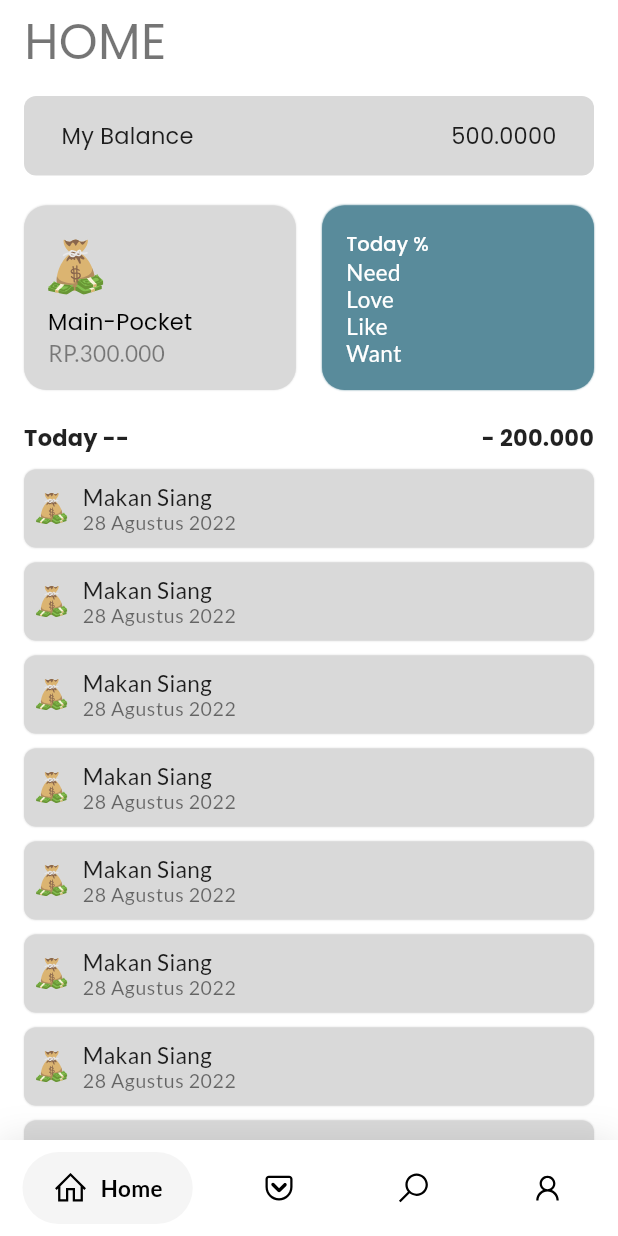
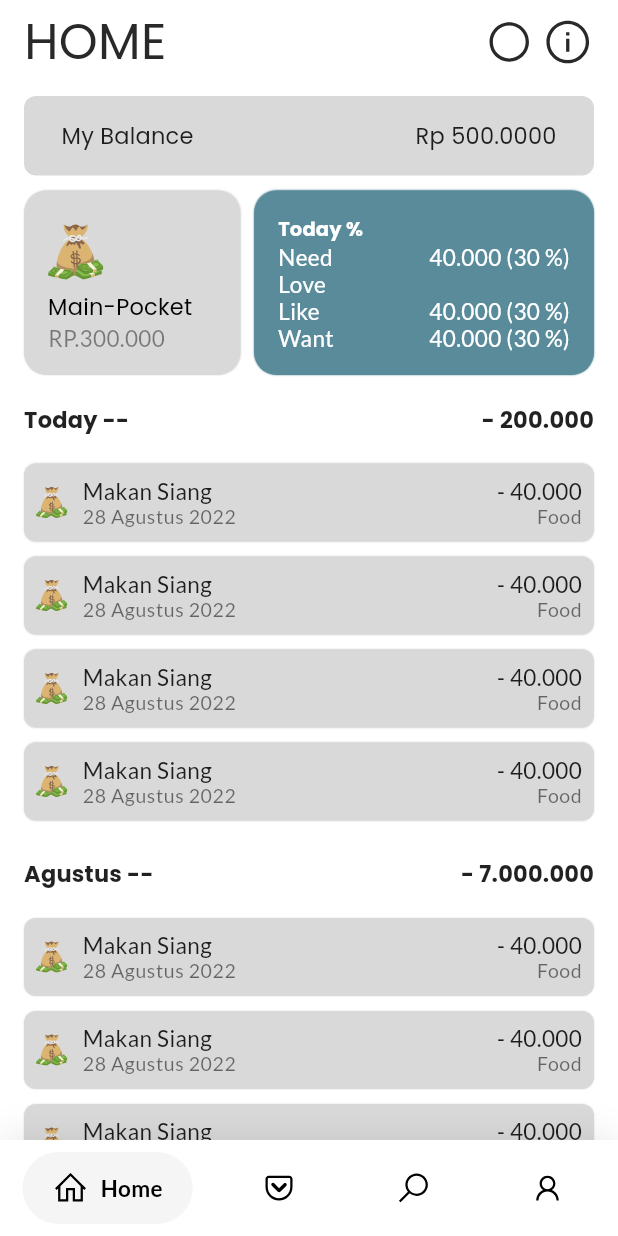
Before and after one commit to muchlist/money-magnet-apps, a Flutter app: the screen it shows after launch, on a phone screen of 412 x 824 dp. Run offline on Flutter 3.47's test engine with Material 2 defaults, Android fonts, the light colour scheme and no system bars; drawn by our look-alikes of google_nav_bar; our stand-ins replace another_flushbar, auto_route, cached_network_image, dartz, dio, flutter_riverpod and 6 more; missing offline and left inert: dio_logger; generated files the repository leaves out were written again.

Commit message:
feat(home): drafting home screen

```diff
--- a/lib/common/presentation/app_widget.dart
+++ b/lib/common/presentation/app_widget.dart
@@ -1,6 +1,7 @@
 import 'package:dartz/dartz.dart';
 import 'package:dio/dio.dart';
 import 'package:flutter/material.dart';
+import 'package:flutter/services.dart';
 import 'package:flutter_riverpod/flutter_riverpod.dart';
 import 'package:dio_logger/dio_logger.dart';
 import 'package:money_magnet/auth/application/auth_notifier.dart';
@@ -11,10 +12,11 @@ import 'package:money_magnet/common/shared/providers.dart';
 
 final initializationProvider = FutureProvider<Unit>((ref) async {
   // Set notification bar tot transfarent
-  // SystemChrome.setSystemUIOverlayStyle(const SystemUiOverlayStyle(
-  //   statusBarIconBrightness: Brightness.dark,
-  //   statusBarColor: Colors.transparent,
-  // ));
+  SystemChrome.setSystemUIOverlayStyle(const SystemUiOverlayStyle(
+    statusBarIconBrightness: Brightness.dark,
+    // systemStatusBarContrastEnforced: true,
+    statusBarColor: Colors.white,
+  ));
 
   // init sembast database
   await ref.read(sembastprovider).init();
--- a/lib/common/presentation/component/pocket_monitor_widget.dart
+++ b/lib/common/presentation/component/pocket_monitor_widget.dart
@@ -9,7 +9,7 @@ class PocketMonitorWidget extends StatelessWidget {
   Widget build(BuildContext context) {
     return Container(
       height: 123,
-      width: screenWidthPercentage(context, percent: 44 / 100),
+      width: screenWidthPercentage(context, percent: 55 / 100),
       decoration: BoxDecoration(
         color: kPrimaryColor,
         borderRadius: BorderRadius.circular(15),
@@ -22,16 +22,17 @@ class PocketMonitorWidget extends StatelessWidget {
       ),
       child: Padding(
         padding: const EdgeInsets.all(16.0),
-        child: Column(
+        child: Row(
+          mainAxisAlignment: MainAxisAlignment.spaceBetween,
+          children: [
+            Column(
               crossAxisAlignment: CrossAxisAlignment.start,
               children: [
                 const Spacer(),
                 Text(
                   "Today %",
-              style: Theme.of(context)
-                  .textTheme
-                  .subtitle2!
-                  .copyWith(color: Colors.white),
+                  style: Theme.of(context).textTheme.subtitle2!.copyWith(
+                      color: Colors.white, fontWeight: FontWeight.bold),
                 ),
                 const Spacer(),
                 Text(
@@ -64,6 +65,46 @@ class PocketMonitorWidget extends StatelessWidget {
                 ),
               ],
             ),
+            Column(
+              crossAxisAlignment: CrossAxisAlignment.end,
+              children: [
+                const Spacer(),
+                const Text(
+                  "",
+                ),
+                const Spacer(),
+                Text(
+                  "40.000 (30 %)",
+                  style: Theme.of(context)
+                      .textTheme
+                      .bodyText2!
+                      .copyWith(color: Colors.white),
+                ),
+                Text(
+                  "",
+                  style: Theme.of(context)
+                      .textTheme
+                      .bodyText2!
+                      .copyWith(color: Colors.white),
+                ),
+                Text(
+                  "40.000 (30 %)",
+                  style: Theme.of(context)
+                      .textTheme
+                      .bodyText2!
+                      .copyWith(color: Colors.white),
+                ),
+                Text(
+                  "40.000 (30 %)",
+                  style: Theme.of(context)
+                      .textTheme
+                      .bodyText2!
+                      .copyWith(color: Colors.white),
+                ),
+              ],
+            ),
+          ],
+        ),
       ),
     );
   }
--- a/lib/common/presentation/component/pockets_widget.dart
+++ b/lib/common/presentation/component/pockets_widget.dart
@@ -11,7 +11,7 @@ class PocketWidget extends StatelessWidget {
   Widget build(BuildContext context) {
     return Container(
       height: 123,
-      width: screenWidthPercentage(context, percent: 44 / 100),
+      width: screenWidthPercentage(context, percent: 35 / 100),
       decoration: BoxDecoration(
         color: kGreyColor,
         borderRadius: BorderRadius.circular(15),
--- a/lib/common/presentation/component/spend_tile_widget.dart
+++ b/lib/common/presentation/component/spend_tile_widget.dart
@@ -46,7 +46,22 @@ class SpendTileWidget extends StatelessWidget {
                   style: Theme.of(context).textTheme.caption!,
                 ),
               ],
-            )
+            ),
+            const Spacer(),
+            Column(
+              mainAxisAlignment: MainAxisAlignment.center,
+              crossAxisAlignment: CrossAxisAlignment.end,
+              children: [
+                Text(
+                  "- 40.000",
+                  style: Theme.of(context).textTheme.bodyText2!,
+                ),
+                Text(
+                  "Food",
+                  style: Theme.of(context).textTheme.caption!,
+                ),
+              ],
+            ),
           ],
         ),
       ),
--- a/lib/common/presentation/component/theme.dart
+++ b/lib/common/presentation/component/theme.dart
@@ -1,5 +1,4 @@
 import 'package:flutter/material.dart';
-import 'package:flutter/services.dart';
 import 'package:google_fonts/google_fonts.dart';
 import 'package:money_magnet/common/presentation/component/colors.dart';
 
@@ -69,8 +68,8 @@ AppBarTheme appBarTheme() {
   return const AppBarTheme(
     color: Colors.white,
     elevation: 0,
-    systemOverlayStyle: SystemUiOverlayStyle.light,
-    iconTheme: IconThemeData(color: Colors.white),
+    // systemOverlayStyle: SystemUiOverlayStyle.light,
+    iconTheme: IconThemeData(color: kBlackColor),
     // toolbarTextStyle: ,
     // titleTextStyle:
   );
--- a/lib/home/presentation/home_fragment.dart
+++ b/lib/home/presentation/home_fragment.dart
@@ -1,6 +1,8 @@
 import 'package:flutter/material.dart';
 import 'package:flutter_riverpod/flutter_riverpod.dart';
+import 'package:line_icons/line_icons.dart';
 import 'package:money_magnet/common/presentation/component/balance_widget.dart';
+import 'package:money_magnet/common/presentation/component/colors.dart';
 import 'package:money_magnet/common/presentation/component/disable_glow.dart';
 import 'package:money_magnet/common/presentation/component/pocket_monitor_widget.dart';
 import 'package:money_magnet/common/presentation/component/pockets_widget.dart';
@@ -33,21 +35,37 @@ class HomeBody extends StatelessWidget {
       child: CustomScrollView(
         slivers: [
           SliverAppBar(
+            pinned: true,
             title: Text(
               "HOME",
-              style: Theme.of(context).textTheme.headline4!,
+              style: Theme.of(context)
+                  .textTheme
+                  .headline4!
+                  .copyWith(color: kBlackColor),
             ),
+            actions: const [
+              Icon(
+                LineIcons.circle,
+                size: 35,
+              ),
+              SizedBox(width: 4),
+              Icon(
+                LineIcons.infoCircle,
+                size: 35,
+              ),
+              SizedBox(width: 16),
+            ],
           ),
           const SliverPadding(
             padding: EdgeInsets.only(left: 16, top: 8, right: 16),
             sliver: SliverToBoxAdapter(
               child: BalanceWidget(
-                balanceValue: "500.0000",
+                balanceValue: "Rp 500.0000",
               ),
             ),
           ),
           SliverPadding(
-            padding: const EdgeInsets.symmetric(horizontal: 16.0, vertical: 20),
+            padding: const EdgeInsets.symmetric(horizontal: 16.0, vertical: 10),
             sliver: SliverToBoxAdapter(
               child: Row(
                 mainAxisAlignment: MainAxisAlignment.spaceBetween,
@@ -59,7 +77,7 @@ class HomeBody extends StatelessWidget {
             ),
           ),
           SliverPadding(
-            padding: const EdgeInsets.symmetric(horizontal: 16.0),
+            padding: const EdgeInsets.symmetric(horizontal: 16.0, vertical: 8),
             sliver: SliverToBoxAdapter(
               child: Row(
                 mainAxisAlignment: MainAxisAlignment.spaceBetween,
@@ -83,15 +101,55 @@ class HomeBody extends StatelessWidget {
             ),
           ),
           SliverPadding(
-            padding: const EdgeInsets.symmetric(
-              horizontal: 16.0,
+            padding: const EdgeInsets.only(
+              left: 16.0,
+              right: 16.0,
             ),
             sliver: SliverList(
               delegate: SliverChildBuilderDelegate(
                 (BuildContext context, int index) {
                   return const SpendTileWidget();
                 },
-                childCount: 1000, // 1000 list items
+                childCount: 4, // 5 list items
+              ),
+            ),
+          ),
+          const SliverPadding(padding: EdgeInsets.only(top: 16)),
+          SliverPadding(
+            padding: const EdgeInsets.symmetric(horizontal: 16.0, vertical: 8),
+            sliver: SliverToBoxAdapter(
+              child: Row(
+                mainAxisAlignment: MainAxisAlignment.spaceBetween,
+                children: [
+                  Text(
+                    "Agustus --",
+                    style: Theme.of(context)
+                        .textTheme
+                        .subtitle1!
+                        .copyWith(fontWeight: FontWeight.bold),
+                  ),
+                  Text(
+                    "- 7.000.000",
+                    style: Theme.of(context)
+                        .textTheme
+                        .subtitle1!
+                        .copyWith(fontWeight: FontWeight.bold),
+                  ),
+                ],
+              ),
+            ),
+          ),
+          SliverPadding(
+            padding: const EdgeInsets.only(
+              left: 16.0,
+              right: 16.0,
+            ),
+            sliver: SliverList(
+              delegate: SliverChildBuilderDelegate(
+                (BuildContext context, int index) {
+                  return const SpendTileWidget();
+                },
+                childCount: 5, // 5 list items
               ),
             ),
           ),
--- a/lib/splash/presentation/splash_page.dart
+++ b/lib/splash/presentation/splash_page.dart
@@ -1,4 +1,5 @@
 import 'package:flutter/material.dart';
+import 'package:money_magnet/common/presentation/component/colors.dart';
 
 class SplashPage extends StatelessWidget {
   const SplashPage({Key? key}) : super(key: key);
@@ -6,7 +7,10 @@ class SplashPage extends StatelessWidget {
   @override
   Widget build(BuildContext context) {
     return const Scaffold(
-      body: Center(child: LinearProgressIndicator()),
+      body: Center(
+          child: LinearProgressIndicator(
+        color: kBlue,
+      )),
     );
   }
 }
```
Lines whose indentation alone changed are shown as unchanged.
